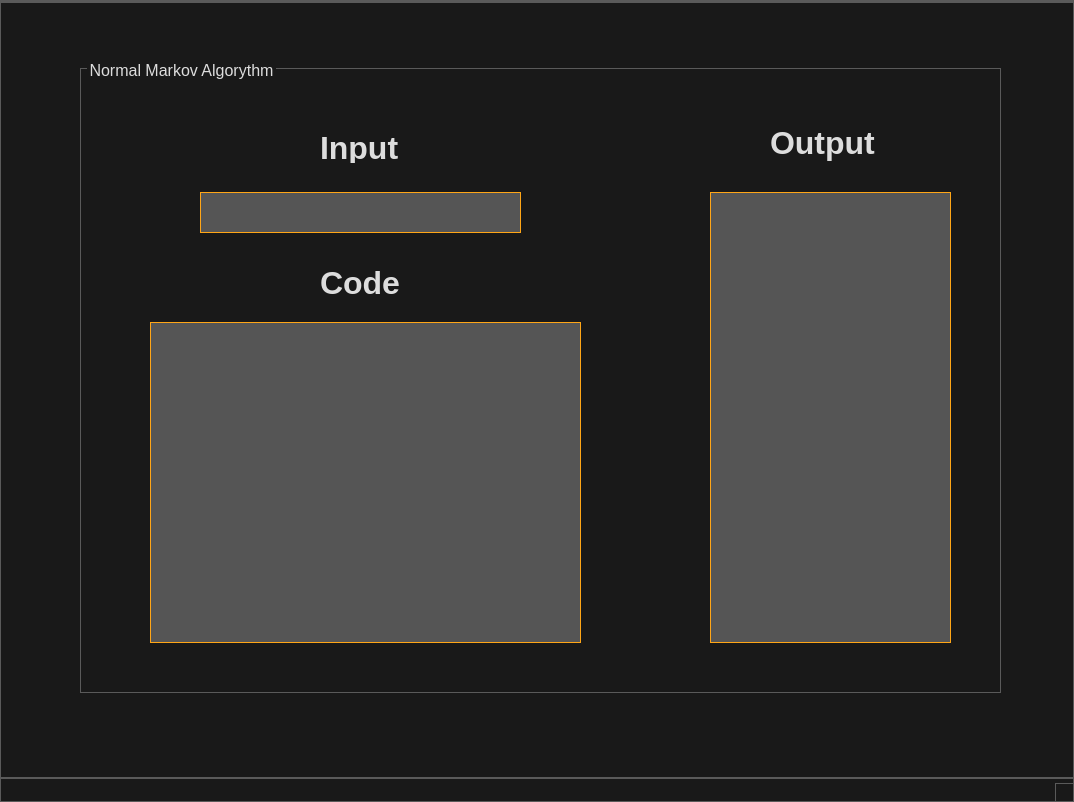
Old version of the form uis/NAM_ui.ui in the repository AKnuazev/MLiTA_application.
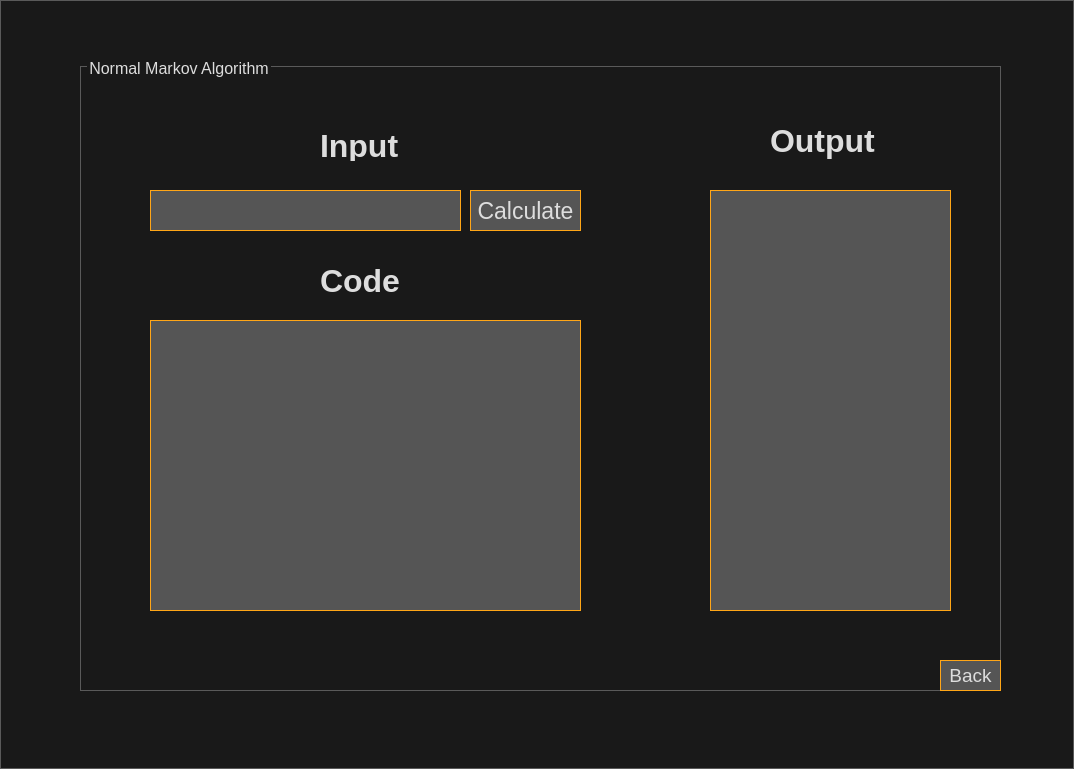
New version of the form.

Commit message: Edited NAM interface and added application launch logic

```diff
--- a/uis/NAM_ui.ui
+++ b/uis/NAM_ui.ui
@@ -7,7 +7,7 @@
     <x>0</x>
     <y>0</y>
     <width>1074</width>
-    <height>802</height>
+    <height>769</height>
    </rect>
   </property>
   <property name="windowTitle">
@@ -312,7 +312,7 @@
      </font>
     </property>
     <property name="title">
-     <string>Normal Markov Algorythm</string>
+     <string>Normal Markov Algorithm</string>
     </property>
     <widget class="QListView" name="listView">
      <property name="geometry">
@@ -320,7 +320,7 @@
        <x>630</x>
        <y>130</y>
        <width>241</width>
-       <height>451</height>
+       <height>421</height>
       </rect>
      </property>
      <property name="font">
@@ -355,9 +355,9 @@
     <widget class="QLineEdit" name="lineEdit">
      <property name="geometry">
       <rect>
-       <x>120</x>
+       <x>70</x>
        <y>130</y>
-       <width>321</width>
+       <width>311</width>
        <height>41</height>
       </rect>
      </property>
@@ -397,7 +397,7 @@
        <x>70</x>
        <y>260</y>
        <width>431</width>
-       <height>321</height>
+       <height>291</height>
       </rect>
      </property>
      <property name="font">
@@ -429,19 +429,72 @@
       <string>Code</string>
      </property>
     </widget>
+    <widget class="QPushButton" name="calc_button">
+     <property name="geometry">
+      <rect>
+       <x>390</x>
+       <y>130</y>
+       <width>111</width>
+       <height>41</height>
+      </rect>
+     </property>
+     <property name="font">
+      <font>
+       <pointsize>17</pointsize>
+      </font>
+     </property>
+     <property name="styleSheet">
+      <string notr="true">QPushButton{
+border-color: rgb(255, 166, 23);
+background-color: rgb(85, 85, 85);
+}
+
+QPushButton:pressed{
+background-color: rgb(255, 166, 23);}
+
+QPushButton:hover:!pressed{
+background-color: rgb(163, 109, 0);}
+
+</string>
+     </property>
+     <property name="text">
+      <string>Calculate</string>
+     </property>
+    </widget>
+    <widget class="QPushButton" name="back_button">
+     <property name="geometry">
+      <rect>
+       <x>860</x>
+       <y>600</y>
+       <width>61</width>
+       <height>31</height>
+      </rect>
+     </property>
+     <property name="font">
+      <font>
+       <pointsize>14</pointsize>
+      </font>
+     </property>
+     <property name="styleSheet">
+      <string notr="true">QPushButton{
+border-color: rgb(255, 166, 23);
+background-color: rgb(85, 85, 85);
+}
+
+QPushButton:pressed{
+background-color: rgb(255, 166, 23);}
+
+QPushButton:hover:!pressed{
+background-color: rgb(163, 109, 0);}
+
+</string>
+     </property>
+     <property name="text">
+      <string>Back</string>
+     </property>
+    </widget>
    </widget>
   </widget>
-  <widget class="QMenuBar" name="menubar">
-   <property name="geometry">
-    <rect>
-     <x>0</x>
-     <y>0</y>
-     <width>1074</width>
-     <height>23</height>
-    </rect>
-   </property>
-  </widget>
-  <widget class="QStatusBar" name="statusbar"/>
  </widget>
  <resources/>
  <connections/>
```
Left out of the diff: 10 changed lines with no effect on the pictures. The commit also changes 6 other files.
